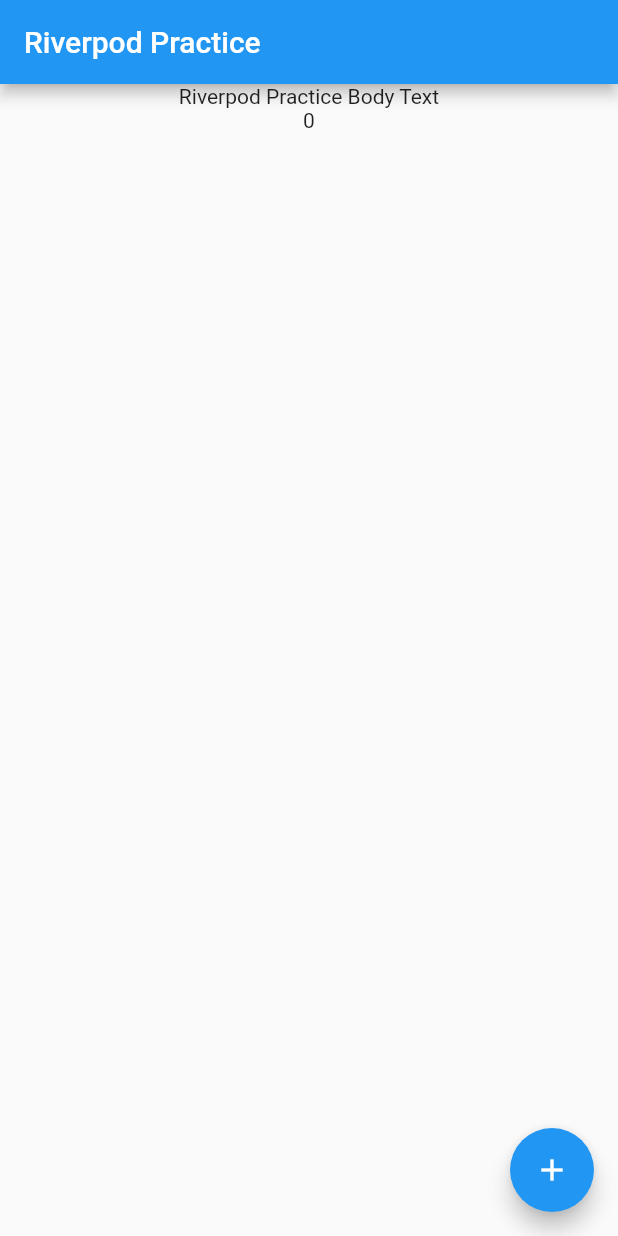
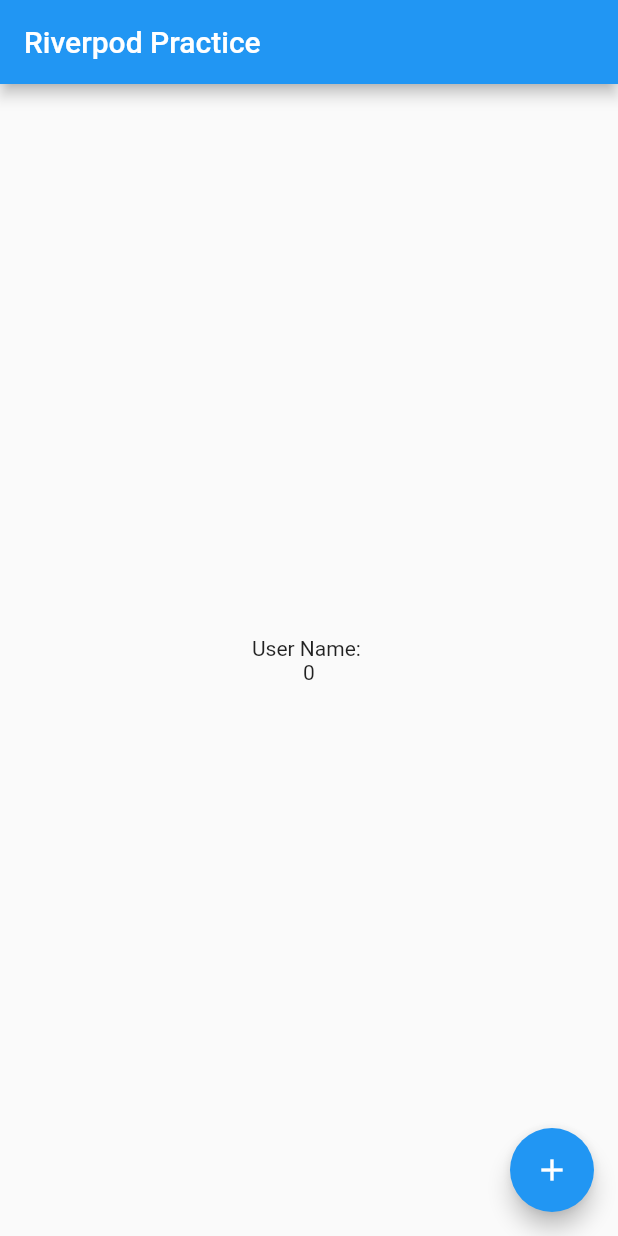
Before and after one commit to sEmoto0808/Flutter-Riverpod-Practice, a Flutter app: the MyHomePage screen opened directly, on a phone screen of 412 x 824 dp. Run offline on Flutter 3.47's test engine with Material 2 defaults, Android fonts, the phone set to English and light mode, and no system bars; our stand-ins replace flutter_easyloading, flutter_riverpod.

Commit message:
リファクタリング

```diff
--- a/lib/login_page.dart
+++ b/lib/login_page.dart
@@ -80,8 +80,6 @@ class LoginPage extends ConsumerWidget {
 
                   switch (currentLoginState.type) {
                     case LoginStateType.success:
-                      ref.watch(userProvider.notifier).state =
-                      const UserEntity('User1');
                       Navigator.pushAndRemoveUntil(
                         context,
                         MaterialPageRoute(builder: (context) => const MyHomePage()),
--- a/lib/main.dart
+++ b/lib/main.dart
@@ -35,7 +35,7 @@ class MyHomePage extends ConsumerWidget {
   @override
   Widget build(BuildContext context, WidgetRef ref) {
     final appName = ref.watch(appNameProvider);
-    final appNameBody = ref.watch(appNameBodyProvider);
+    final user = ref.watch(userProvider);
 
     final count = ref.watch(counterProvider);
     return Scaffold(
@@ -44,8 +44,9 @@ class MyHomePage extends ConsumerWidget {
       ),
       body: Center(
         child: Column(
+          mainAxisAlignment: MainAxisAlignment.center,
           children: [
-            Text(appNameBody),
+            Text('User Name: ' + (user?.name ?? '')),
             Text(count.toString()),
           ],
         ),
--- a/lib/state/login_state.dart
+++ b/lib/state/login_state.dart
@@ -78,6 +78,8 @@ class LoginStateNotifier extends StateNotifier<LoginState> {
     final repository = ref.read(loginRepositoryProvider);
     final currentState = await repository.getUser();
     state = currentState;
+
+    ref.watch(userProvider.notifier).state = const UserEntity('User1');
   }
 
   /// ログアウト
```
